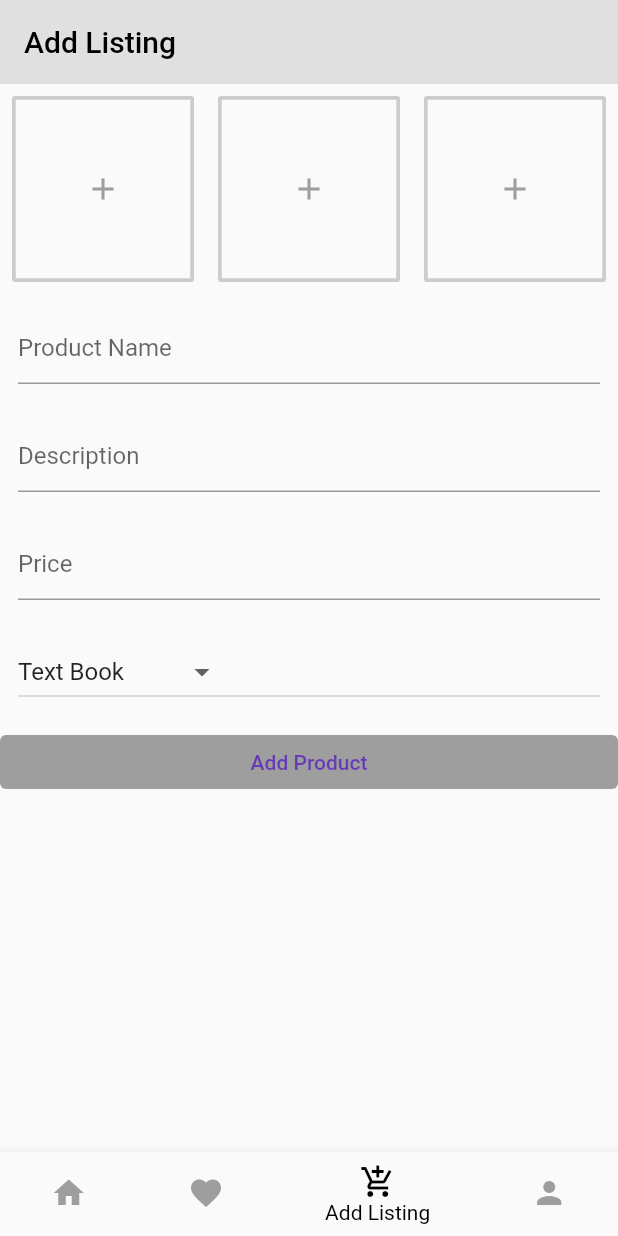
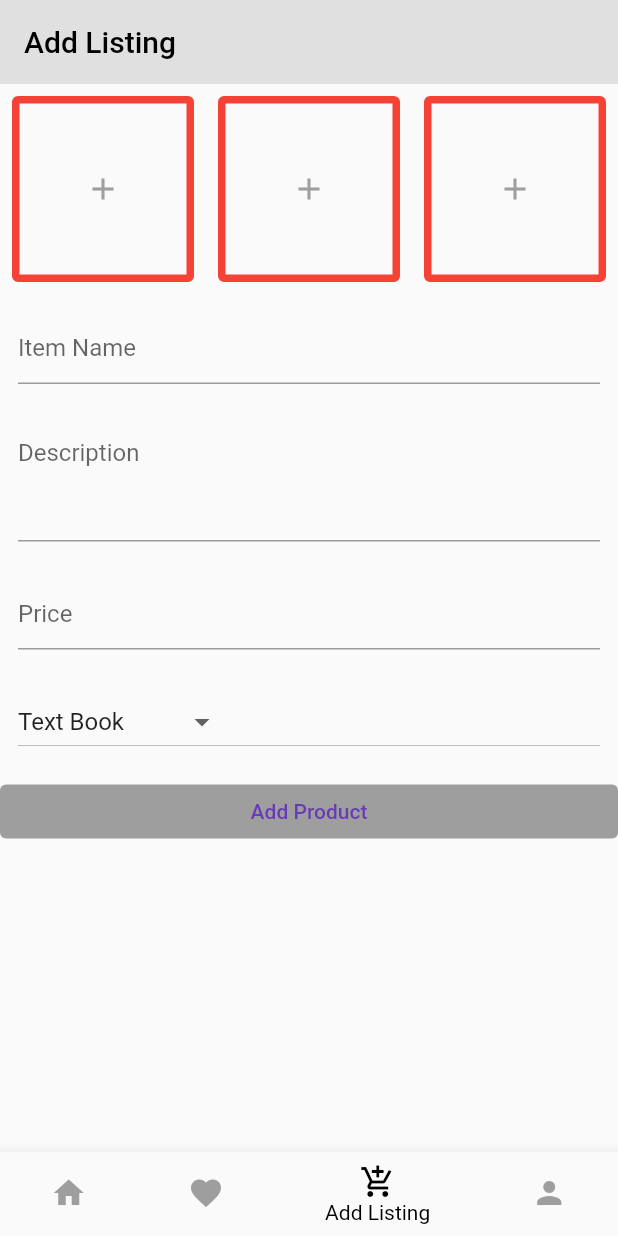
Before and after one commit to gothamp/student_shopper_front_end, a Flutter app: the screen it shows once a user with an empty profile is signed in, item 3 of the bottom bar chosen, after a tap on "Add Product", on a phone screen of 412 x 824 dp. Run offline on Flutter 3.47's test engine with Material 2 defaults, Android fonts, the phone set to English and light mode, and no system bars; our stand-ins replace file_picker, firebase_auth, firebase_core, flutter_signin_button, flutter_spinkit, google_fonts and 2 more; accounts and stored records are empty; network calls fail; statements that could not run were skipped.

```diff
--- a/lib/Categories/categories.dart
+++ b/lib/Categories/categories.dart
@@ -1,6 +1,6 @@
 import 'package:flutter/material.dart';
 import '../Widgets/circleIcon.dart';
-import 'specificCategoryPage.dart';
+import '../pages/categoryItemPage.dart';
 
 // ToDo -- rewrite this to pull categories from the database using rest api
 class Categories extends StatelessWidget {
@@ -18,7 +18,7 @@ class Categories extends StatelessWidget {
             children: [
               InkWell(
                 onTap: () => Navigator.of(context).push(new MaterialPageRoute(
-                    builder: (context) => SpecificCategoryPage(1))),
+                    builder: (context) => CategoryItemPage(1))),
               child: CircleIcon(
                 Colors.green,
                 Icon(
@@ -37,7 +37,7 @@ class Categories extends StatelessWidget {
             children: [
               InkWell(
                 onTap: () => Navigator.of(context).push(new MaterialPageRoute(
-                    builder: (context) => SpecificCategoryPage(2))),
+                    builder: (context) => CategoryItemPage(2))),
                 child: CircleIcon(
                   Colors.purple,
                   Icon(
@@ -57,7 +57,7 @@ class Categories extends StatelessWidget {
             children: [
               InkWell(
                 onTap: () => Navigator.of(context).push(new MaterialPageRoute(
-                    builder: (context) => SpecificCategoryPage(3))),
+                    builder: (context) => CategoryItemPage(3))),
                 child: CircleIcon(
                   Colors.yellow,
                   Icon(
@@ -78,7 +78,7 @@ class Categories extends StatelessWidget {
             children: [
               InkWell(
                 onTap: () => Navigator.of(context).push(new MaterialPageRoute(
-                    builder: (context) => SpecificCategoryPage(4))),
+                    builder: (context) => CategoryItemPage(4))),
                 child: CircleIcon(
                   Colors.red,
                   Icon(
--- a/lib/addListing.dart
+++ b/lib/addListing.dart
@@ -13,14 +13,17 @@ class addListing extends StatefulWidget {
 }
 
 class _addListingState extends State<addListing> {
+
+
+
   GlobalKey<FormState> _formKey = GlobalKey<FormState>();
-  TextEditingController productNameController = TextEditingController();
-  TextEditingController productDescriptionController = TextEditingController();
+  TextEditingController itemNameController = TextEditingController();
+  TextEditingController itemDescriptionController = TextEditingController();
   TextEditingController productPriceController = TextEditingController();
 
   String _value = "1";
   int newItemId = 0;
-  late String imageUrl;
+  //late String imageUrl;
   late Future<File> imageFile;
   File? _image1;
   File? _image2;
@@ -29,6 +32,30 @@ class _addListingState extends State<addListing> {
   String userEmail = "";
   late Map data;
   late File file;
+
+  // ImagePicker _imagePicker = new ImagePicker();
+  //
+  // _imgFromCamera() async {
+  //   XFile? image = await _imagePicker.pickImage(
+  //       source: ImageSource.camera, imageQuality: 50
+  //   );
+  //
+  //   setState(() {
+  //     _image = image;
+  //   });
+  // }
+  //
+  // _imgFromGallery() async {
+  //   XFile image = await  _imagePicker.pickImage(
+  //       source: ImageSource.gallery, imageQuality: 50
+  //   );
+  //
+  //   setState(() {
+  //     _image = image;
+  //   });
+  // }
+
+
 
   Future getImage(int type) async {
     PickedFile pickedImage = (await ImagePicker().getImage(
@@ -106,13 +133,13 @@ class _addListingState extends State<addListing> {
                 Expanded(
                   child: Padding(
                     padding: const EdgeInsets.all(8.0),
-                    child: OutlineButton(
-                        borderSide: BorderSide(
-                            color: Colors.grey.withOpacity(0.5), width: 2.5),
-                        onPressed: () {
+                    child: OutlinedButton(
+                        style: OutlinedButton.styleFrom(primary: Colors.grey.withOpacity(0.5),
+                          side: BorderSide(color: Colors.red, width: 5),),
+                        onPressed: () async {
                           _selectImage(
                               ImagePicker()
-                                  .getImage(source: ImageSource.gallery),
+                                  .pickImage(source: ImageSource.gallery),
                               1);
                           // _showChoiceDialog(context);
                         },
@@ -122,9 +149,9 @@ class _addListingState extends State<addListing> {
                 Expanded(
                   child: Padding(
                     padding: const EdgeInsets.all(8.0),
-                    child: OutlineButton(
-                        borderSide: BorderSide(
-                            color: Colors.grey.withOpacity(0.5), width: 2.5),
+                    child: OutlinedButton(
+                        style: OutlinedButton.styleFrom(primary: Colors.grey.withOpacity(0.5),
+                          side: BorderSide(color: Colors.red, width: 5),),
                         onPressed: () async {
                           // _showChoiceDialog(context);
                           // setState(() {
@@ -137,7 +164,7 @@ class _addListingState extends State<addListing> {
                           // _selectImage(imageFile, 2);
                           _selectImage(
                               ImagePicker()
-                                  .getImage(source: ImageSource.gallery),
+                                  .pickImage(source: ImageSource.gallery),
                               2);
                         },
                         child: _displayChild2()),
@@ -146,9 +173,9 @@ class _addListingState extends State<addListing> {
                 Expanded(
                   child: Padding(
                     padding: const EdgeInsets.all(8.0),
-                    child: OutlineButton(
-                        borderSide: BorderSide(
-                            color: Colors.grey.withOpacity(0.5), width: 2.5),
+                    child: OutlinedButton(
+                        style: OutlinedButton.styleFrom(primary: Colors.grey.withOpacity(0.5),
+                          side: BorderSide(color: Colors.red, width: 5),),
                         onPressed: () async {
                           // final tmpFile = await getImage(0);
                           // setState(() {
@@ -157,7 +184,7 @@ class _addListingState extends State<addListing> {
                           // _selectImage(imageFile, 3);
                           _selectImage(
                               ImagePicker()
-                                  .getImage(source: ImageSource.gallery),
+                                  .pickImage(source: ImageSource.gallery),
                               3);
                         },
                         child: _displayChild3()),
@@ -173,16 +200,18 @@ class _addListingState extends State<addListing> {
             Padding(
               padding: const EdgeInsets.all(12.0),
               child: TextFormField(
-                controller: productNameController,
+                controller: itemNameController,
                 decoration: InputDecoration(
-                  hintText: 'Product Name',
+                  hintText: 'Item Name',
                 ),
               ),
             ),
             Padding(
               padding: const EdgeInsets.all(12.0),
               child: TextFormField(
-                controller: productDescriptionController,
+                keyboardType: TextInputType.multiline,
+                maxLines: 3,
+                controller: itemDescriptionController,
                 // initialValue: '1',
                 decoration: InputDecoration(
                   hintText: 'Description',
@@ -194,10 +223,22 @@ class _addListingState extends State<addListing> {
               child: TextFormField(
                 // initialValue: '0.00',
                 controller: productPriceController,
-                keyboardType: TextInputType.number,
-                inputFormatters: <TextInputFormatter>[
-                  FilteringTextInputFormatter.digitsOnly
+                inputFormatters: [
+                  FilteringTextInputFormatter.allow(RegExp(r"[0-9.]")),
+                  TextInputFormatter.withFunction((oldValue, newValue) {
+                    try {
+                      final text = newValue.text;
+                      if (text.isNotEmpty) double.parse(text);
+                      return newValue;
+                    } catch (e) {}
+                    return oldValue;
+                  }),
                 ],
+                keyboardType: TextInputType.numberWithOptions(
+                  decimal: true,
+                  signed: false,
+                ),
+
                 decoration: InputDecoration(
                   hintText: 'Price',
                 ),
@@ -234,24 +275,24 @@ class _addListingState extends State<addListing> {
               ),
               child: Text('Add Product'),
               onPressed: () {
-                addNewItemToDB(
-                    productNameController.text,
-                    productDescriptionController.text,
+                Future <http.Response> resp =  addNewItemToDB(
+                    itemNameController.text,
+                    itemDescriptionController.text,
                     productPriceController.text,
                     _value);
 
                 // newItemId =
 
-                if(_image1 != null){
-                  uploadItemImageToDB(_image1!, 1);
-                }
-                if(_image2 != null){
-                  uploadItemImageToDB(_image2!, 1);
-
-                }
-                if(_image3 != null){
-                  uploadItemImageToDB(_image3!, 1);
-                }
+                // if(_image1 != null){
+                //   uploadItemImageToDB(_image1!, 1);
+                // }
+                // if(_image2 != null){
+                //   uploadItemImageToDB(_image2!, 1);
+                //
+                // }
+                // if(_image3 != null){
+                //   uploadItemImageToDB(_image3!, 1);
+                // }
               },
 
             )
@@ -259,8 +300,8 @@ class _addListingState extends State<addListing> {
         ));
   }
 
-  void _selectImage(Future<PickedFile?> pickImage, int imageNumber) async {
-    PickedFile? tempImg1 = await pickImage;
+  void _selectImage(Future<XFile?> pickImage, int imageNumber) async {
+    XFile? tempImg1 = await pickImage;
     File tempImg = File(tempImg1!.path);
     switch (imageNumber) {
       case 1:
@@ -335,9 +376,9 @@ class _addListingState extends State<addListing> {
     }
   }
 
-  Future<http.Response> addNewItemToDB(
+  Future<http.Response>  addNewItemToDB(
       String name, String description, String price, String categoryId) {
-    return http.post(
+    return  http.post(
       Uri.parse('http://localhost:8080/categories/$categoryId/items'),
       headers: <String, String>{
         'Content-Type': 'application/json; charset=UTF-8',
@@ -345,7 +386,7 @@ class _addListingState extends State<addListing> {
       body: jsonEncode({
         'name': name,
         'description': description,
-        'price': int.parse(price),
+        'price': num.parse(price),
       }),
     );
   }
--- a/lib/models/itemModel.dart
+++ b/lib/models/itemModel.dart
@@ -22,11 +22,10 @@ class ItemRest{
   @JsonKey(ignore : true)
   List<Uint8List> imageDataList = [];
 
-
   ItemRest(Item item, List<int> itemImageList) : item = item {
-  //  this.item = item;
     this.itemImageList = itemImageList;
   }
+
   factory ItemRest.fromJson(Map<String, dynamic> parsedJson) => _$ItemRestFromJson(parsedJson);
   Map<String, dynamic> toJson() => _$ItemRestToJson(this);
 
@@ -34,15 +33,17 @@ class ItemRest{
 
 @JsonSerializable()
 class Item {
+  @JsonKey (includeIfNull: false )
+  int ?categoryId = null;
   int id = 0;
   String name = "";
  // String imageURL = "";
   String description = "";
   num price = 0;
 
-  Item(int id,  String name, num price, String description){
+  Item(int id,  String name, num price, String description, {int ?categoryId : null}){
     this.id = id;
-  //  this.categoryId = categoryId;
+    this.categoryId = categoryId;
     this.name = name;
     this.price = price;
  //   this.imageURL = imageURL;
```
Also changed, not shown: lib/models/categoryItemModel.dart (+35 -7 lines), lib/pages/categoryItemPage.dart (renamed from lib/Categories/specificCategoryPage.dart, +6 -29 lines), lib/models/itemModel.g.dart.
